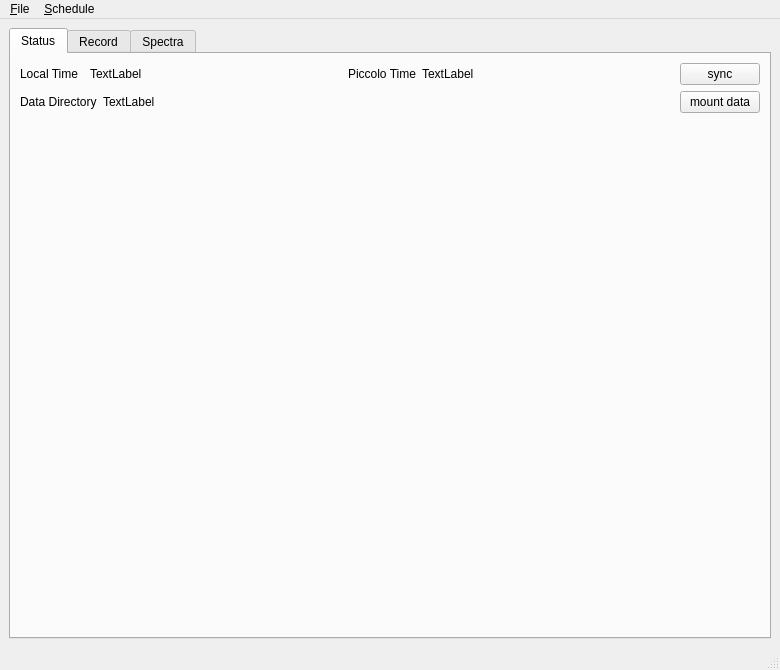
Old version of the form piccolo2/player/player.ui in the repository TeamPiccolo/piccolo2-player.
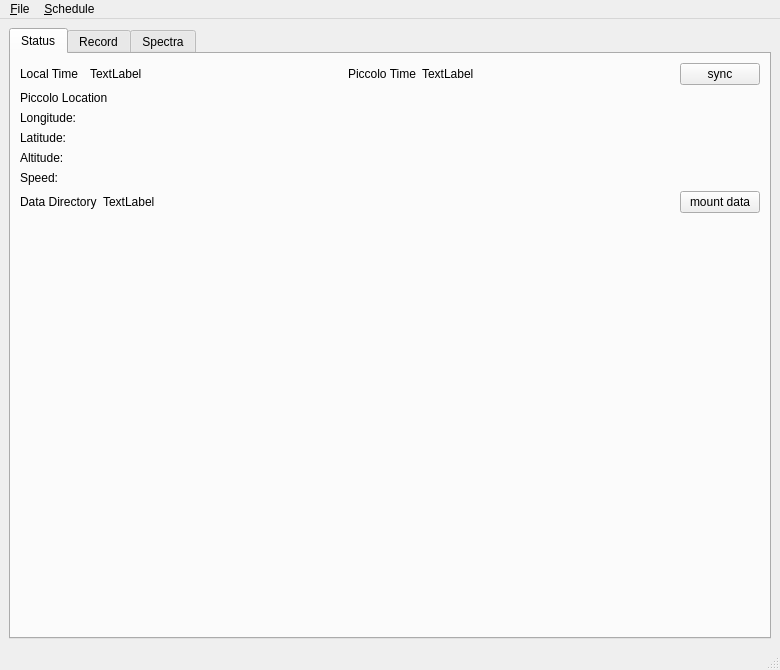
New version of the form. The open tabs and pages were chosen to show the change. Custom widgets are drawn as their Qt base class.

Commit message: Added table on status page to report Piccolo's GPS location and several dropdown menus on plot selection page for increased detail

```diff
--- a/piccolo2/player/player.ui
+++ b/piccolo2/player/player.ui
@@ -126,6 +126,102 @@
           </item>
          </layout>
         </item>
+        <item>
+         <layout class="QHBoxLayout" name="horizontalLayout_11">
+          <item>
+           <layout class="QVBoxLayout" name="verticalLayout_10">
+            <item>
+             <widget class="QLabel" name="label_7">
+              <property name="text">
+               <string>Piccolo Location</string>
+              </property>
+             </widget>
+            </item>
+            <item>
+             <layout class="QHBoxLayout" name="horizontalLayout_21">
+              <item>
+               <layout class="QVBoxLayout" name="verticalLayout_7">
+                <item>
+                 <widget class="QLabel" name="label_8">
+                  <property name="text">
+                   <string>Longitude: </string>
+                  </property>
+                 </widget>
+                </item>
+                <item>
+                 <widget class="QLabel" name="label_9">
+                  <property name="text">
+                   <string>Latitude:</string>
+                  </property>
+                 </widget>
+                </item>
+                <item>
+                 <widget class="QLabel" name="label_10">
+                  <property name="text">
+                   <string>Altitude:</string>
+                  </property>
+                 </widget>
+                </item>
+                <item>
+                 <widget class="QLabel" name="label_11">
+                  <property name="text">
+                   <string>Speed:</string>
+                  </property>
+                 </widget>
+                </item>
+               </layout>
+              </item>
+              <item>
+               <layout class="QVBoxLayout" name="verticalLayout_5">
+                <item>
+                 <widget class="QLabel" name="longitudeLabel">
+                  <property name="text">
+                   <string/>
+                  </property>
+                 </widget>
+                </item>
+                <item>
+                 <widget class="QLabel" name="latitudeLabel">
+                  <property name="text">
+                   <string/>
+                  </property>
+                 </widget>
+                </item>
+                <item>
+                 <widget class="QLabel" name="altitudeLabel">
+                  <property name="text">
+                   <string/>
+                  </property>
+                 </widget>
+                </item>
+                <item>
+                 <widget class="QLabel" name="speedLabel">
+                  <property name="text">
+                   <string/>
+                  </property>
+                 </widget>
+                </item>
+               </layout>
+              </item>
+             </layout>
+            </item>
+           </layout>
+          </item>
+          <item>
+           <spacer name="horizontalSpacer_8">
+            <property name="orientation">
+             <enum>Qt::Horizontal</enum>
+            </property>
+            <property name="sizeHint" stdset="0">
+             <size>
+              <width>40</width>
+              <height>20</height>
+             </size>
+            </property>
+           </spacer>
+          </item>
+         </layout>
+        </item>
         <item>
          <layout class="QHBoxLayout" name="horizontalLayout_9">
           <item>
```
Left out of the diff: 7 changed lines with no effect on the pictures. The commit also changes 3 other files.
